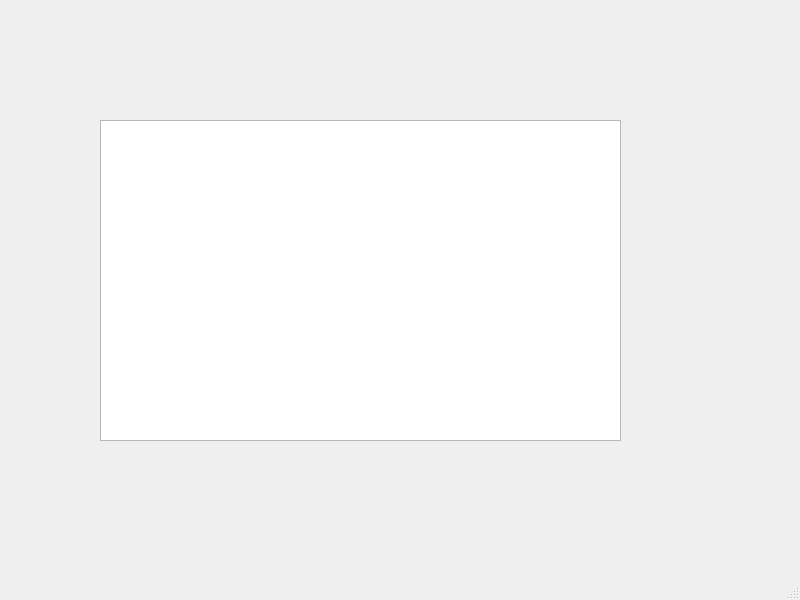
Yukonila/AVGRobot, file mainwindow.ui: the form before one commit.
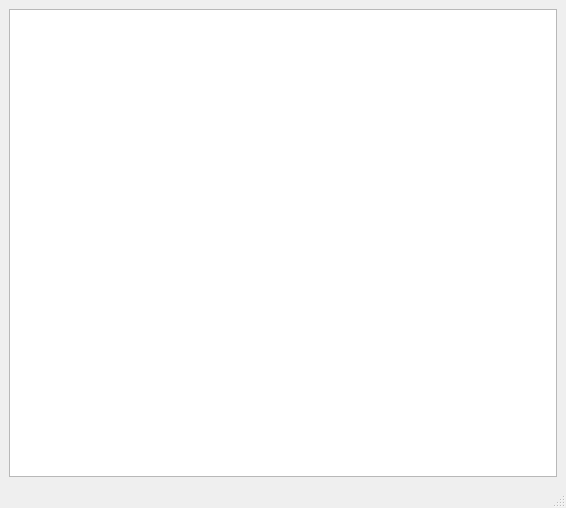
The form after the commit.

What changed in the file:
```diff
--- a/mainwindow.ui
+++ b/mainwindow.ui
@@ -6,24 +6,19 @@
    <rect>
     <x>0</x>
     <y>0</y>
-    <width>800</width>
-    <height>600</height>
+    <width>566</width>
+    <height>508</height>
    </rect>
   </property>
   <property name="windowTitle">
    <string>MainWindow</string>
   </property>
   <widget class="QWidget" name="centralwidget">
-   <widget class="QTextBrowser" name="textBrowser">
-    <property name="geometry">
-     <rect>
-      <x>100</x>
-      <y>120</y>
-      <width>521</width>
-      <height>321</height>
-     </rect>
-    </property>
-   </widget>
+   <layout class="QFormLayout" name="formLayout">
+    <item row="0" column="0" colspan="2">
+     <widget class="QTextBrowser" name="textBrowser"/>
+    </item>
+   </layout>
   </widget>
   <widget class="QMenuBar" name="menubar">
    <property name="geometry">
```
Left out of the diff: 2 changed lines with no effect on the pictures.
